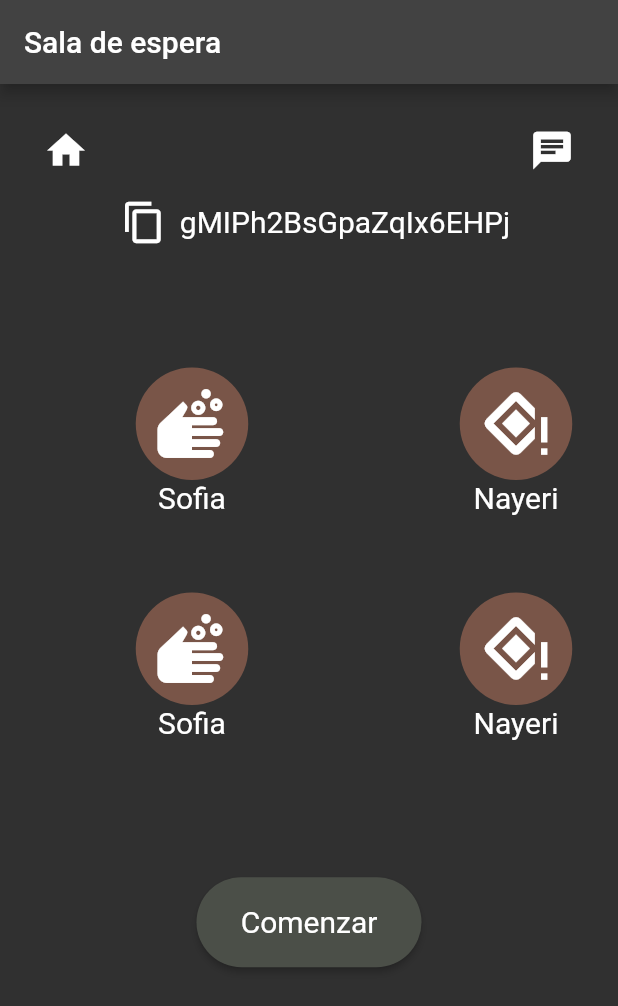
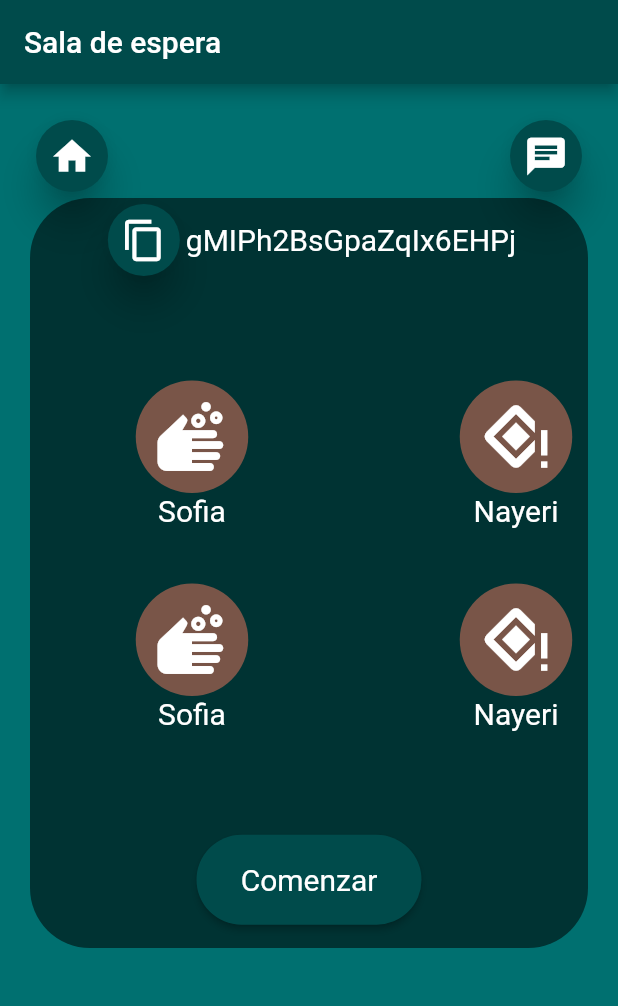
Before and after one commit to LeonelCamposM/Spot-It, a Flutter app: the WaitingRoomPage screen opened by its route, on a phone screen of 412 x 824 dp. Shown: the top 1006 px of the screen. Run offline on Flutter 3.47's test engine with Material 2 defaults, Android fonts, the phone set to English and light mode, and no system bars; our stand-ins replace cloud_firestore, firebase_core, socket_io_client; accounts and stored records are empty; network calls fail.

Commit message:
add focus box widget

```diff
--- /dev/null
+++ b/lib/presentation/core/focus_box.dart
@@ -0,0 +1,12 @@
+import 'package:flutter/material.dart';
+
+Container getFocusBox(Column column, double height, double width) {
+  return Container(
+      height: height,
+      width: width,
+      decoration: const BoxDecoration(
+          color: Color.fromARGB(140, 0, 0, 0),
+          shape: BoxShape.rectangle,
+          borderRadius: BorderRadius.all(Radius.circular(40.0))),
+      child: column);
+}
--- /dev/null
+++ b/lib/presentation/core/icon_button_style.dart
@@ -0,0 +1,15 @@
+import 'package:flutter/material.dart';
+
+Card getIconButtonStyle(Color secondaryColor, IconButton button) {
+  return Card(
+      elevation: 10,
+      color: secondaryColor,
+      shape: RoundedRectangleBorder(
+        borderRadius: BorderRadius.circular(35.0),
+      ),
+      child: button);
+}
+
+double getIconSize() {
+  return 30;
+}
--- a/lib/presentation/core/input_field.dart
+++ b/lib/presentation/core/input_field.dart
@@ -1,7 +1,7 @@
 import 'package:flutter/material.dart';
 
 Card getInputField(String inputMessage) {
-  Color backgroundColor = Color.fromRGBO(255, 255, 255, 1);
+  Color backgroundColor = const Color.fromRGBO(255, 255, 255, 1);
   return Card(
     elevation: 10,
     color: backgroundColor,
--- /dev/null
+++ b/lib/presentation/waiting_room/colors.dart
@@ -0,0 +1,9 @@
+import 'package:flutter/animation.dart';
+
+Color getPrimaryColor() {
+  return const Color.fromARGB(255, 0, 112, 112);
+}
+
+Color getSecondaryColor() {
+  return const Color.fromARGB(255, 0, 75, 75);
+}
--- a/lib/presentation/waiting_room/waiting_room.dart
+++ b/lib/presentation/waiting_room/waiting_room.dart
@@ -1,9 +1,14 @@
 import 'package:flutter/material.dart';
 import 'package:spot_it_game/presentation/cards/card_usage.dart';
+import 'package:spot_it_game/presentation/chat/chat.dart';
 import 'package:spot_it_game/presentation/core/button_style.dart';
+import 'package:spot_it_game/presentation/core/focus_box.dart';
+import 'package:spot_it_game/presentation/core/icon_button_style.dart';
 import 'package:spot_it_game/presentation/home/home.dart';
 import 'package:flutter/services.dart';
 import 'dart:math';
+
+import 'package:spot_it_game/presentation/waiting_room/colors.dart';
 
 class WaitingRoomPage extends StatefulWidget {
   static String routeName = '/waiting_room';
@@ -38,7 +43,9 @@ class _WaitingRoomPageState extends State<WaitingRoomPage> {
   @override
   Widget build(BuildContext context) {
     return Scaffold(
+      backgroundColor: getPrimaryColor(),
       appBar: AppBar(
+        backgroundColor: getSecondaryColor(),
         title: const Text('Sala de espera'),
         automaticallyImplyLeading: false,
       ),
@@ -51,10 +58,11 @@ class _WaitingRoomPageState extends State<WaitingRoomPage> {
               child: Row(
                 mainAxisAlignment: MainAxisAlignment.spaceBetween,
                 children: [
+                  getIconButtonStyle(
+                    getSecondaryColor(),
                     IconButton(
-                    iconSize: 30.0,
+                      iconSize: getIconSize(),
                       icon: const Icon(Icons.home),
-                    color: Colors.white,
                       onPressed: () {
                         Navigator.push(
                           context,
@@ -63,33 +71,32 @@ class _WaitingRoomPageState extends State<WaitingRoomPage> {
                         );
                       },
                     ),
-                  IconButton(
-                    iconSize: 30.0,
-                    icon: const Icon(Icons.chat),
-                    color: Colors.white,
-                    onPressed: () {
-                      Navigator.push(
-                        context,
-                        MaterialPageRoute(
-                            builder: (context) => const HomePage()),
-                      );
-                    },
                   ),
+                  getIconButtonStyle(
+                      getSecondaryColor(),
+                      openChat(
+                          context, getSecondaryColor(), getPrimaryColor())),
                 ],
               ),
             ),
+            getFocusBox(
+              Column(
+                children: [
                   Flexible(
                     flex: 2,
                     child: Row(
                       mainAxisAlignment: MainAxisAlignment.center,
                       children: [
+                        getIconButtonStyle(
+                          getSecondaryColor(),
                           IconButton(
-                    iconSize: 30.0,
+                            iconSize: getIconSize(),
                             icon: const Icon(Icons.content_copy),
-                    color: Colors.white,
                             onPressed: () async {
-                      await Clipboard.setData(ClipboardData(text: roomID));
+                              await Clipboard.setData(
+                                  ClipboardData(text: roomID));
                             },
+                          ),
                         ),
                         Text(roomID, style: const TextStyle(fontSize: 20.0)),
                       ],
@@ -117,7 +124,7 @@ class _WaitingRoomPageState extends State<WaitingRoomPage> {
                       children: [
                         ElevatedButton(
                           style: getButtonStyle(
-                        150, 60, 20.0, const Color.fromARGB(255, 75, 79, 72)),
+                              150, 60, 20.0, getSecondaryColor()),
                           onPressed: () {
                             Navigator.push(
                               context,
@@ -129,6 +136,11 @@ class _WaitingRoomPageState extends State<WaitingRoomPage> {
                         ),
                       ],
                     ),
+                  ),
+                ],
+              ),
+              500,
+              900,
             ),
           ],
         ),
```
Also changed, not shown: lib/presentation/chat/chat.dart (+20 -4 lines), lib/presentation/core/card_button.dart (deleted, +0 -21 lines). Lines whose indentation alone changed are shown as unchanged.
